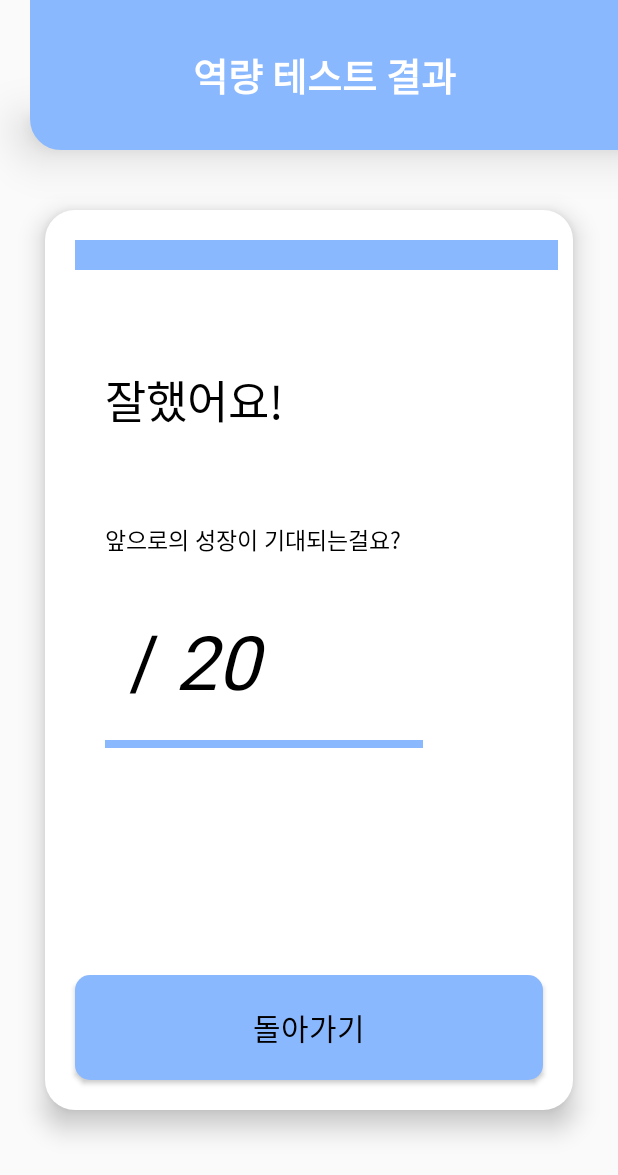
After one commit to WeForest/EnForest-Android, an Android app: the fragment TestEndFragment shown on its own in the app's theme, on a phone screen of 412 x 824 dp. The commit adds this screen. Shown: the top 1175 px of the screen. Run offline under Robolectric (Android 15) with nearby library versions, the phone set to English and light mode, and no system bars; our stand-ins replace data binding; 1 statement that could not run was skipped.

Commit message:
[UPDATE] ui 로직 추가 및 ui 수정

```diff
--- /dev/null
+++ b/presentation/src/main/java/com/gsm/presentation/ui/test/fragment/TestEndFragment.kt
@@ -0,0 +1,37 @@
+package com.gsm.presentation.ui.test.fragment
+
+import android.os.Bundle
+import androidx.fragment.app.Fragment
+import android.view.LayoutInflater
+import android.view.View
+import android.view.ViewGroup
+import androidx.databinding.DataBindingUtil
+import androidx.fragment.app.activityViewModels
+import androidx.navigation.fragment.findNavController
+import com.gsm.presentation.R
+import com.gsm.presentation.databinding.FragmentEasyTestBinding
+import com.gsm.presentation.databinding.FragmentTestEndBinding
+import com.gsm.presentation.viewmodel.test.TestViewModel
+
+class TestEndFragment : Fragment() {
+    private val viewModel by activityViewModels<TestViewModel>()
+    private lateinit var binding : FragmentTestEndBinding
+    override fun onCreateView(
+        inflater: LayoutInflater, container: ViewGroup?,
+        savedInstanceState: Bundle?
+    ): View? {
+        // Inflate the layout for this fragment
+
+        binding = DataBindingUtil.inflate(inflater, R.layout.fragment_test_end, container, false)
+
+        binding.fragment = this
+
+        binding.viewmodel = viewModel
+
+        return binding.root
+    }
+
+    fun onClick(){
+        findNavController().navigate(R.id.action_testEndFragment_to_testMainFragment)
+    }
+}
--- a/presentation/src/main/res/layout/activity_test_main.xml
+++ b/presentation/src/main/res/layout/activity_test_main.xml
@@ -4,7 +4,7 @@
     xmlns:tools="http://schemas.android.com/tools"
     android:layout_width="match_parent"
     android:layout_height="match_parent"
-    tools:context=".TestMainActivity">
+    tools:context=".ui.test.activity.TestMainActivity">
 
     <fragment
         android:id="@+id/nav_host"
--- /dev/null
+++ b/presentation/src/main/res/layout/fragment_test_end.xml
@@ -0,0 +1,195 @@
+<?xml version="1.0" encoding="utf-8"?>
+
+<layout
+    xmlns:android="http://schemas.android.com/apk/res/android"
+    xmlns:app="http://schemas.android.com/apk/res-auto"
+    xmlns:tools="http://schemas.android.com/tools">
+
+    <data>
+
+        <variable
+            name="fragment"
+            type="com.gsm.presentation.ui.test.fragment.TestEndFragment" />
+
+        <variable
+            name="viewmodel"
+            type="com.gsm.presentation.viewmodel.test.TestViewModel" />
+
+    </data>
+
+    <androidx.constraintlayout.widget.ConstraintLayout
+        android:layout_width="match_parent"
+        android:layout_height="match_parent">
+
+        <androidx.constraintlayout.widget.ConstraintLayout
+            android:id="@+id/constraintLayout3"
+            android:layout_width="match_parent"
+            android:elevation="20dp"
+            android:layout_height="100dp"
+            android:layout_marginLeft="20dp"
+            android:backgroundTint="#8AB8FE"
+            android:background="@drawable/background_test"
+            app:layout_constraintEnd_toEndOf="parent"
+            app:layout_constraintStart_toStartOf="parent"
+            app:layout_constraintTop_toTopOf="parent">
+
+            <TextView
+                android:id="@+id/textView7"
+                android:layout_width="wrap_content"
+                android:layout_height="wrap_content"
+                android:layout_marginTop="10dp"
+                android:layout_marginBottom="10dp"
+                android:fontFamily="@font/noto_sans_kr_bold"
+                android:includeFontPadding="false"
+                android:text="역량 테스트 결과"
+                android:textColor="@color/white"
+                android:textSize="25dp"
+                android:textStyle="bold"
+                app:layout_constraintBottom_toBottomOf="parent"
+                app:layout_constraintEnd_toEndOf="parent"
+                app:layout_constraintStart_toStartOf="parent"
+                app:layout_constraintTop_toTopOf="parent"
+                app:layout_goneMarginTop="20dp" />
+
+        </androidx.constraintlayout.widget.ConstraintLayout>
+
+
+        <androidx.constraintlayout.widget.ConstraintLayout
+            android:id="@+id/constraintLayout2"
+            android:layout_width="match_parent"
+            android:layout_height="600dp"
+            android:layout_marginLeft="30dp"
+            android:layout_marginTop="40dp"
+            android:layout_marginRight="30dp"
+            android:background="@drawable/background_practice_test"
+            android:elevation="10dp"
+            app:layout_constraintEnd_toEndOf="parent"
+            app:layout_constraintStart_toStartOf="parent"
+            app:layout_constraintTop_toBottomOf="@+id/constraintLayout3">
+
+            <LinearLayout
+                android:id="@+id/linearLayout"
+                android:layout_width="match_parent"
+                android:layout_height="20dp"
+                android:layout_marginLeft="20dp"
+                android:layout_marginTop="20dp"
+                android:layout_marginRight="10dp"
+                android:background="#8AB8FE"
+                android:orientation="horizontal"
+                app:layout_constraintEnd_toEndOf="parent"
+                app:layout_constraintStart_toStartOf="parent"
+                app:layout_constraintTop_toTopOf="parent" />
+
+            <TextView
+                android:id="@+id/textView"
+                android:layout_width="wrap_content"
+                android:layout_height="wrap_content"
+                android:layout_marginStart="40dp"
+                android:layout_marginTop="20dp"
+                android:fontFamily="@font/noto_sans_kr_bold"
+                android:text="잘했어요!"
+                android:textColor="@color/black"
+                android:textSize="30dp"
+                app:layout_constraintBottom_toTopOf="@+id/textView14"
+                app:layout_constraintStart_toStartOf="parent"
+                app:layout_constraintTop_toBottomOf="@+id/linearLayout"
+                app:layout_constraintVertical_bias="0.428" />
+
+            <LinearLayout
+                android:id="@+id/linearLayout2"
+                android:layout_width="match_parent"
+                android:layout_height="5dp"
+                android:layout_marginLeft="40dp"
+                android:layout_marginRight="100dp"
+                android:layout_marginTop="20dp"
+                android:background="#8AB8FE"
+                android:orientation="horizontal"
+                app:layout_constraintEnd_toEndOf="parent"
+                app:layout_constraintStart_toStartOf="parent"
+                app:layout_constraintTop_toBottomOf="@+id/textView15" />
+
+            <TextView
+                android:id="@+id/textView14"
+                android:layout_width="wrap_content"
+                android:layout_height="wrap_content"
+                android:layout_marginStart="40dp"
+                android:layout_marginTop="30dp"
+                android:fontFamily="@font/noto_sans_kr_bold"
+                android:text="앞으로의 성장이 기대되는걸요?"
+                android:textColor="@color/black"
+                android:textSize="15dp"
+                app:layout_constraintBottom_toBottomOf="parent"
+                app:layout_constraintStart_toStartOf="parent"
+                app:layout_constraintTop_toTopOf="parent"
+                app:layout_constraintVertical_bias="0.326" />
+
+            <TextView
+                android:id="@+id/textView16"
+                android:layout_width="wrap_content"
+                android:layout_height="wrap_content"
+                android:layout_marginStart="8dp"
+                android:layout_marginTop="28dp"
+                android:text="@{viewmodel.answerCount.toString()}"
+                android:textColor="@color/black"
+                android:textSize="50dp"
+                app:layout_constraintBottom_toBottomOf="parent"
+                app:layout_constraintStart_toStartOf="@+id/textView14"
+                app:layout_constraintTop_toBottomOf="@+id/textView14"
+                app:layout_constraintVertical_bias="0.024" />
+
+            <TextView
+                android:id="@+id/textView15"
+                android:layout_width="wrap_content"
+                android:layout_height="wrap_content"
+                android:layout_marginStart="8dp"
+                android:text="/"
+                android:textColor="@color/black"
+                android:textSize="50dp"
+                app:layout_constraintBottom_toBottomOf="@+id/textView16"
+                app:layout_constraintStart_toEndOf="@+id/textView16"
+                app:layout_constraintTop_toTopOf="@+id/textView16"
+                app:layout_constraintVertical_bias="0.0" />
+
+            <TextView
+                android:id="@+id/textView17"
+                android:layout_width="100dp"
+                android:layout_height="wrap_content"
+                android:fontFamily="@font/noto_sans_kr_bold"
+                android:padding="10dp"
+                android:text="20"
+                android:textColor="@color/black"
+                android:textSize="50dp"
+                android:textStyle="italic"
+                app:layout_constraintBottom_toBottomOf="@+id/textView15"
+                app:layout_constraintStart_toEndOf="@+id/textView15"
+                app:layout_constraintTop_toTopOf="@+id/textView15"
+                app:layout_constraintVertical_bias="0.479" />
+
+            <androidx.appcompat.widget.AppCompatButton
+                android:id="@+id/imageView"
+                android:onClick="@{() -> fragment.onClick()}"
+                android:layout_width="match_parent"
+                android:layout_height="70dp"
+                android:layout_margin="20dp"
+                android:background="@drawable/background_test_main"
+                android:backgroundTint="#8AB8FE"
+                android:fontFamily="@font/noto_sans_kr_bold"
+                android:gravity="center"
+                android:padding="10dp"
+                android:src="@drawable/left"
+                android:text="돌아가기"
+                android:textColor="@color/black"
+                android:textSize="20dp"
+                app:layout_constraintBottom_toBottomOf="parent"
+                app:layout_constraintEnd_toEndOf="parent"
+                app:layout_constraintStart_toStartOf="parent"
+                app:layout_constraintTop_toBottomOf="@+id/textView17"
+                app:layout_constraintVertical_bias="1.0" />
+
+        </androidx.constraintlayout.widget.ConstraintLayout>
+
+
+    </androidx.constraintlayout.widget.ConstraintLayout>
+
+
+</layout>
--- a/presentation/src/main/res/layout/fragment_test_main.xml
+++ b/presentation/src/main/res/layout/fragment_test_main.xml
@@ -9,7 +9,7 @@
         android:layout_width="match_parent"
         android:layout_height="match_parent"
         android:background="@color/white"
-        tools:context=".TestMainFragment">
+        tools:context=".ui.test.fragment.TestMainFragment">
 
         <ImageView
             android:layout_width="50dp"
```
Also changed, not shown: presentation/src/main/java/com/gsm/presentation/ui/test/activity/TestMainActivity.kt (renamed from presentation/src/main/java/com/gsm/presentation/TestMainActivity.kt, +4 -1 lines), presentation/src/main/java/com/gsm/presentation/ui/test/fragment/EasyTestFragment.kt (added, +85 -0 lines), presentation/src/main/res/layout/fragment_easy_test.xml (+61 -17 lines).
